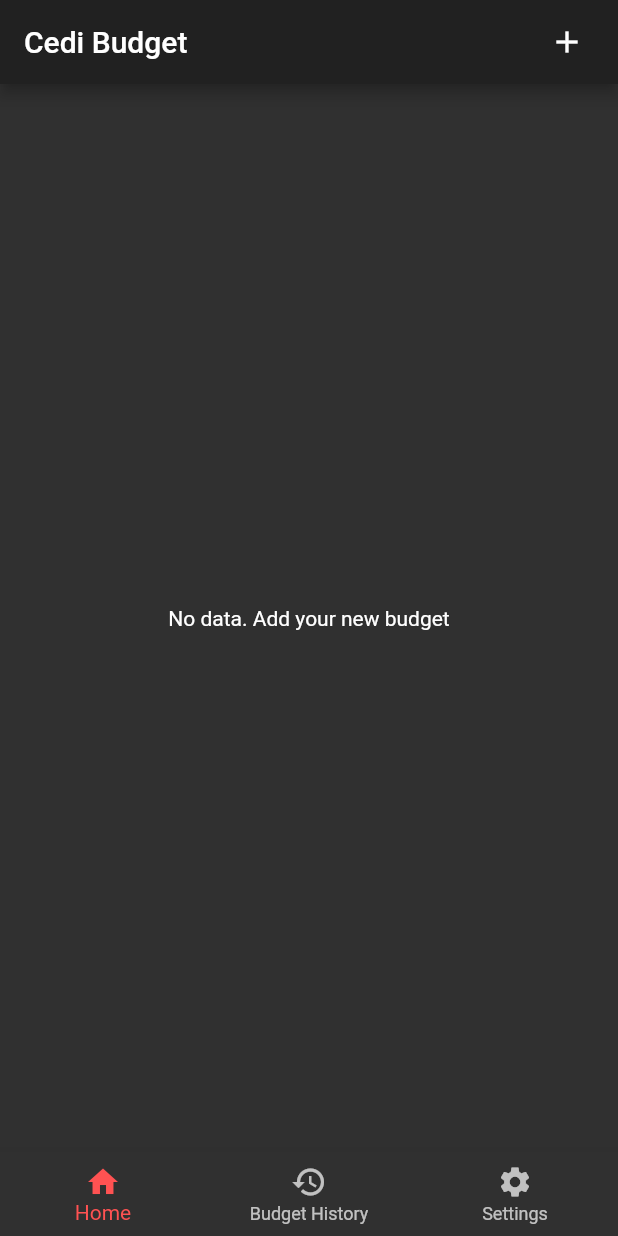
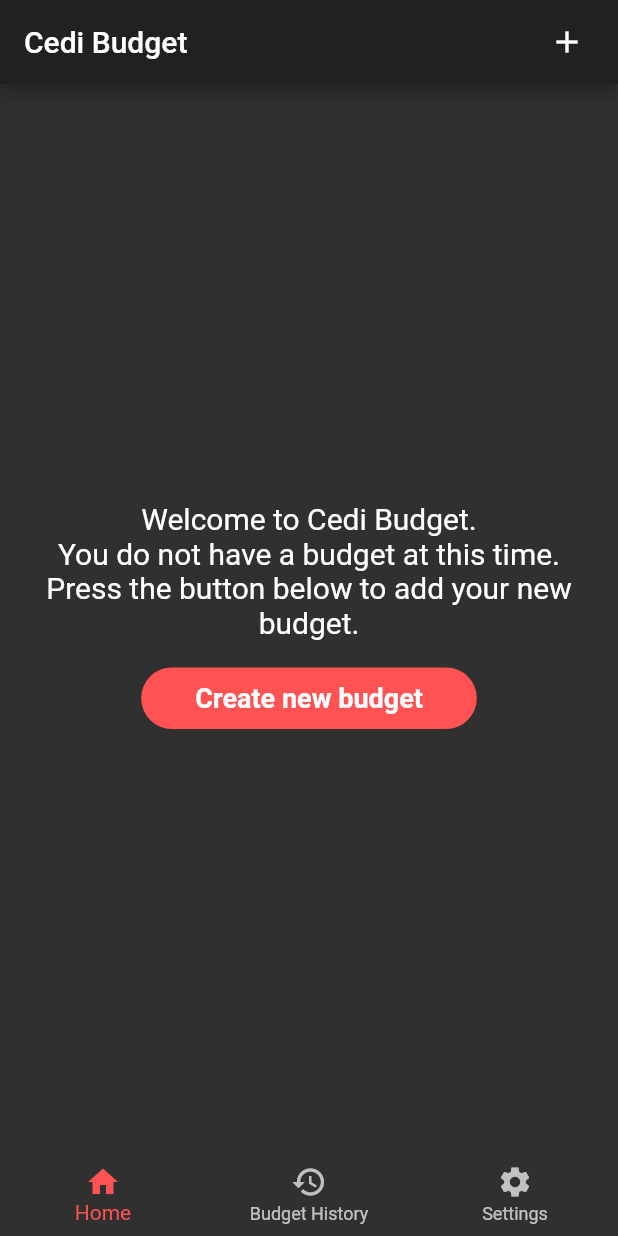
Before and after one commit to joshua-philips/Cedi-Budget, a Flutter app: the screen it shows once a user with an empty profile is signed in, on a phone screen of 412 x 824 dp. Run offline on Flutter 3.47's test engine with Material 2 defaults, Android fonts, the phone set to English and light mode, and no system bars; our stand-ins replace auth_buttons, auto_size_text, cloud_firestore, firebase_auth, firebase_core, flutter_spinkit and 2 more; missing offline and left inert: date_range_picker; accounts and stored records are empty.

Commit message:
added no data to home view

```diff
--- a/lib/views/budget_history_view.dart
+++ b/lib/views/budget_history_view.dart
@@ -20,7 +20,12 @@ class BudgetHistoryView extends StatelessWidget {
               );
             } else {
               return Center(
-                child: Text('No Past Budgets'),
+                child: Text(
+                  'No Past Budgets',
+                  style: TextStyle(
+                    fontSize: 20,
+                  ),
+                ),
               );
             }
           } else {
--- a/lib/views/home_view.dart
+++ b/lib/views/home_view.dart
@@ -1,6 +1,9 @@
 import 'package:flutter/material.dart';
+import 'package:groceries_budget_app/models/budget.dart';
 import 'package:groceries_budget_app/my_provider.dart';
 import 'package:groceries_budget_app/widgets/build_budget_card.dart';
+
+import 'new_budget/new_budget_date_view.dart';
 
 class HomeView extends StatelessWidget {
   @override
@@ -20,7 +23,7 @@ class HomeView extends StatelessWidget {
               );
             } else {
               return Center(
-                child: Text('No data. Add your new budget'),
+                child: noData(context),
               );
             }
           } else {
@@ -44,4 +47,55 @@ class HomeView extends StatelessWidget {
       ),
     );
   }
+
+  Widget noData(context) {
+    return Padding(
+      padding: const EdgeInsets.all(20.0),
+      child: Column(
+        mainAxisSize: MainAxisSize.max,
+        mainAxisAlignment: MainAxisAlignment.center,
+        children: [
+          Text(
+            'Welcome to Cedi Budget.\nYou do not have a budget at this time. Press the button below to add your new budget.',
+            textAlign: TextAlign.center,
+            style: TextStyle(
+              fontSize: 20,
+            ),
+          ),
+          SizedBox(height: 15),
+          RaisedButton(
+            shape: RoundedRectangleBorder(
+              borderRadius: BorderRadius.circular(30),
+            ),
+            elevation: 0,
+            child: Padding(
+              padding: const EdgeInsets.only(
+                left: 20,
+                right: 20,
+                top: 10,
+                bottom: 10,
+              ),
+              child: Text(
+                'Create new budget',
+                style: TextStyle(
+                  fontSize: 18,
+                  fontWeight: FontWeight.bold,
+                ),
+              ),
+            ),
+            textColor: Colors.white,
+            color: Theme.of(context).accentColor,
+            onPressed: () {
+              Route route = MaterialPageRoute(
+                builder: (context) => NewBudgetDateView(
+                  budget: Budget.noArgument(),
+                ),
+              );
+              Navigator.push(context, route);
+            },
+          ),
+        ],
+      ),
+    );
+  }
 }
```
